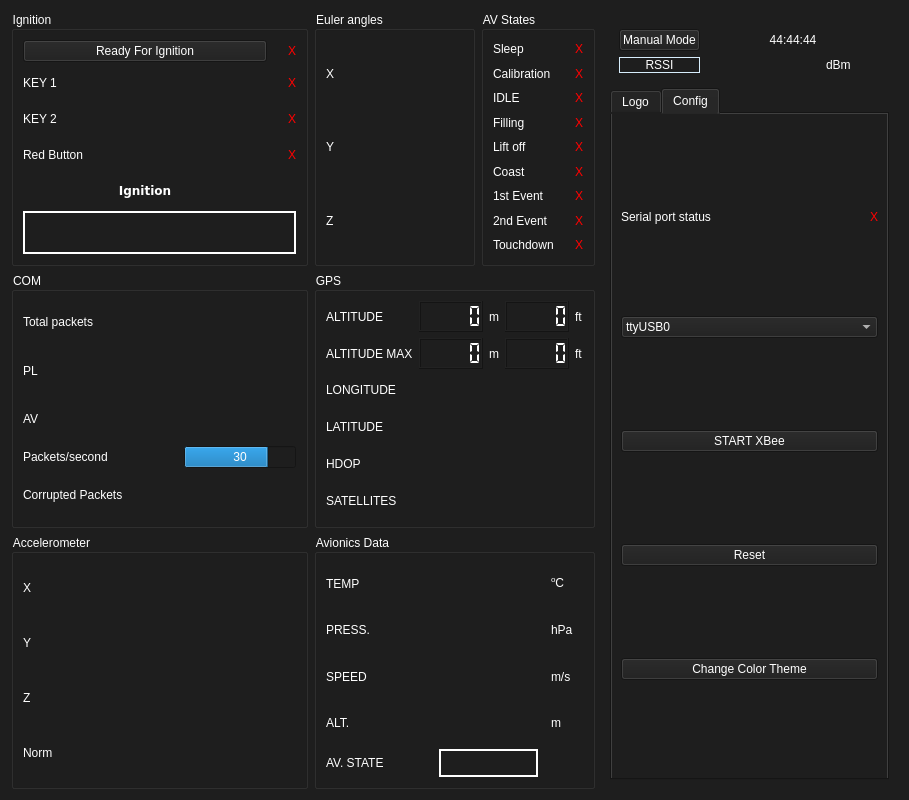
The window that UI/ui_file/WasserfallenGUI.ui (MorgesHAB/ERT2020GS) describes before a commit, drawn with Qt 5.
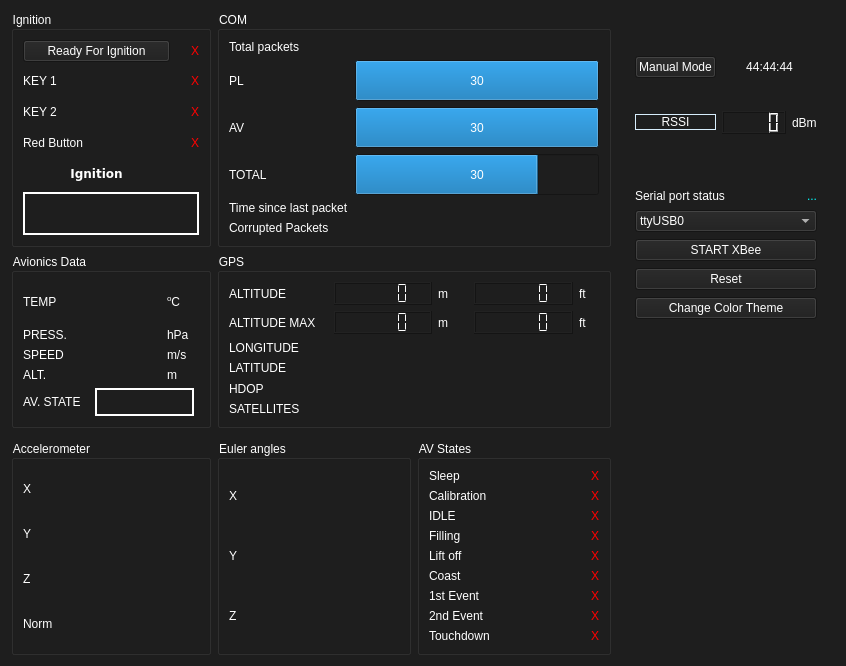
The same window after the commit. Icons and pictures are not drawn.

Diff of the .ui file:
```diff
--- a/UI/ui_file/WasserfallenGUI.ui
+++ b/UI/ui_file/WasserfallenGUI.ui
@@ -6,8 +6,8 @@
    <rect>
     <x>0</x>
     <y>0</y>
-    <width>909</width>
-    <height>800</height>
+    <width>846</width>
+    <height>666</height>
    </rect>
   </property>
   <property name="sizePolicy">
@@ -39,232 +39,156 @@
 color: rgb(255, 255, 255);</string>
   </property>
   <layout class="QGridLayout" name="gridLayout_10">
-   <item row="0" column="5" rowspan="3">
-    <widget class="QWidget" name="widget" native="true">
-     <layout class="QGridLayout" name="gridLayout_9">
+   <item row="1" column="0" rowspan="2">
+    <widget class="QGroupBox" name="avionics_box">
+     <property name="title">
+      <string>Avionics Data</string>
+     </property>
+     <layout class="QGridLayout" name="gridLayout_8">
+      <item row="3" column="0">
+       <widget class="QLabel" name="altitude_label_telemetry">
+        <property name="text">
+         <string>ALT.</string>
+        </property>
+       </widget>
+      </item>
+      <item row="2" column="0">
+       <widget class="QLabel" name="speed_label">
+        <property name="text">
+         <string>SPEED</string>
+        </property>
+       </widget>
+      </item>
       <item row="0" column="0">
-       <widget class="QWidget" name="upper_widget" native="true">
-        <layout class="QGridLayout" name="gridLayout_5">
-         <item row="0" column="0">
-          <widget class="QPushButton" name="manual_mode_button">
-           <property name="text">
-            <string>Manual Mode</string>
-           </property>
-          </widget>
-         </item>
-         <item row="2" column="1" colspan="2">
-          <widget class="QLabel" name="rssi_value_panel">
-           <property name="text">
-            <string/>
-           </property>
-           <property name="alignment">
-            <set>Qt::AlignRight|Qt::AlignTrailing|Qt::AlignVCenter</set>
-           </property>
-          </widget>
-         </item>
-         <item row="0" column="1" colspan="3">
-          <widget class="QLabel" name="time_panel">
-           <property name="minimumSize">
-            <size>
-             <width>0</width>
-             <height>0</height>
-            </size>
-           </property>
-           <property name="maximumSize">
-            <size>
-             <width>999999</width>
-             <height>16777215</height>
-            </size>
-           </property>
-           <property name="styleSheet">
-            <string notr="true"/>
-           </property>
-           <property name="text">
-            <string>44:44:44</string>
-           </property>
-           <property name="alignment">
-            <set>Qt::AlignCenter</set>
-           </property>
-          </widget>
-         </item>
-         <item row="2" column="0">
-          <widget class="QPushButton" name="request_rssi">
-           <property name="toolTip">
-            <string>&lt;html&gt;&lt;head/&gt;&lt;body&gt;&lt;p&gt;Get RSSI&lt;/p&gt;&lt;/body&gt;&lt;/html&gt;</string>
-           </property>
-           <property name="styleSheet">
-            <string notr="true">QPushButton{
-qproperty-icon: url(:/assets/rssi.png);
-qproperty-iconSize: 25px;
-font: 14pt &quot;MS Shell Dlg 2&quot;;
-border: 1px solid;
-border-color: rgb(215, 237, 252);
-border-radius: 10px;
-}
-QPushButton:hover {
-background-color: rgb(35, 35, 35); 
-border: 2px solid;
-border-color: rgb(215, 237, 252);
-}
-QPushButton:pressed {
-border: 3px solid;
-border-color: rgb(92, 242, 135);
-}
-</string>
-           </property>
-           <property name="text">
-            <string>RSSI</string>
-           </property>
-          </widget>
-         </item>
-         <item row="2" column="3">
-          <widget class="QLabel" name="dbm_label">
-           <property name="text">
-            <string>dBm</string>
-           </property>
-          </widget>
-         </item>
-        </layout>
+       <widget class="QLabel" name="temperature_label">
+        <property name="text">
+         <string>TEMP</string>
+        </property>
+       </widget>
+      </item>
+      <item row="0" column="1">
+       <widget class="QLabel" name="temperature_panel">
+        <property name="text">
+         <string/>
+        </property>
+       </widget>
+      </item>
+      <item row="1" column="1">
+       <widget class="QLabel" name="pressure_panel">
+        <property name="text">
+         <string/>
+        </property>
+       </widget>
+      </item>
+      <item row="2" column="1">
+       <widget class="QLabel" name="speed_panel">
+        <property name="text">
+         <string/>
+        </property>
+       </widget>
+      </item>
+      <item row="3" column="1">
+       <widget class="QLabel" name="altitude_panel_telemetry">
+        <property name="text">
+         <string/>
+        </property>
+       </widget>
+      </item>
+      <item row="1" column="2">
+       <widget class="QLabel" name="hpa_unit_label">
+        <property name="maximumSize">
+         <size>
+          <width>30</width>
+          <height>16777215</height>
+         </size>
+        </property>
+        <property name="text">
+         <string>hPa</string>
+        </property>
+       </widget>
+      </item>
+      <item row="0" column="2">
+       <widget class="QLabel" name="celcius_label">
+        <property name="minimumSize">
+         <size>
+          <width>32</width>
+          <height>40</height>
+         </size>
+        </property>
+        <property name="maximumSize">
+         <size>
+          <width>30</width>
+          <height>16777215</height>
+         </size>
+        </property>
+        <property name="text">
+         <string>&lt;html&gt;&lt;head/&gt;&lt;body&gt;&lt;p&gt;&lt;span style=&quot; vertical-align:super;&quot;&gt;o&lt;/span&gt;C&lt;/p&gt;&lt;/body&gt;&lt;/html&gt;</string>
+        </property>
+       </widget>
+      </item>
+      <item row="2" column="2">
+       <widget class="QLabel" name="m_s_unit_label">
+        <property name="maximumSize">
+         <size>
+          <width>30</width>
+          <height>16777215</height>
+         </size>
+        </property>
+        <property name="text">
+         <string>m/s</string>
+        </property>
        </widget>
       </item>
       <item row="4" column="0">
-       <widget class="QTabWidget" name="logo_setup_widget">
+       <widget class="QLabel" name="avionics_state_label">
+        <property name="text">
+         <string>AV. STATE</string>
+        </property>
+       </widget>
+      </item>
+      <item row="1" column="0">
+       <widget class="QLabel" name="pressure_label">
+        <property name="text">
+         <string>PRESS.</string>
+        </property>
+       </widget>
+      </item>
+      <item row="3" column="2">
+       <widget class="QLabel" name="m_unit_label_3">
         <property name="maximumSize">
          <size>
-          <width>9999</width>
-          <height>9999</height>
+          <width>30</width>
+          <height>16777215</height>
          </size>
         </property>
-        <property name="currentIndex">
-         <number>1</number>
+        <property name="text">
+         <string>m</string>
         </property>
-        <widget class="QWidget" name="logo_tab">
-         <attribute name="title">
-          <string>Logo</string>
-         </attribute>
-         <layout class="QGridLayout" name="gridLayout_12">
-          <item row="0" column="0">
-           <widget class="QLabel" name="logo">
-            <property name="toolTip">
-             <string>&lt;html&gt;&lt;head/&gt;&lt;body&gt;&lt;p&gt;Project Bella Lui 2020&lt;/p&gt;&lt;/body&gt;&lt;/html&gt;</string>
-            </property>
-            <property name="styleSheet">
-             <string notr="true">
-
-image: url(:/assets/logo.png);</string>
-            </property>
-            <property name="text">
-             <string/>
-            </property>
-           </widget>
-          </item>
-         </layout>
-        </widget>
-        <widget class="QWidget" name="config_tab">
-         <attribute name="title">
-          <string>Config</string>
-         </attribute>
-         <layout class="QGridLayout" name="gridLayout">
-          <item row="0" column="0">
-           <widget class="QLabel" name="label_7">
-            <property name="maximumSize">
-             <size>
-              <width>16777215</width>
-              <height>15</height>
-             </size>
-            </property>
-            <property name="text">
-             <string>Serial port status</string>
-            </property>
-           </widget>
-          </item>
-          <item row="0" column="1">
-           <widget class="QLabel" name="purge_close_ok_panel_2">
-            <property name="minimumSize">
-             <size>
-              <width>23</width>
-              <height>0</height>
-             </size>
-            </property>
-            <property name="maximumSize">
-             <size>
-              <width>23</width>
-              <height>16777215</height>
-             </size>
-            </property>
-            <property name="styleSheet">
-             <string notr="true">color: rgb(255, 0, 0);</string>
-            </property>
-            <property name="frameShape">
-             <enum>QFrame::NoFrame</enum>
-            </property>
-            <property name="lineWidth">
-             <number>1</number>
-            </property>
-            <property name="text">
-             <string>X</string>
-            </property>
-            <property name="alignment">
-             <set>Qt::AlignRight|Qt::AlignTrailing|Qt::AlignVCenter</set>
-            </property>
-           </widget>
-          </item>
-          <item row="4" column="0" colspan="2">
-           <widget class="QPushButton" name="change_theme">
-            <property name="text">
-             <string>Change Color Theme</string>
-            </property>
-           </widget>
-          </item>
-          <item row="1" column="0" colspan="2">
-           <widget class="QComboBox" name="serialport_selector">
-            <item>
-             <property name="text">
-              <string>ttyUSB0</string>
-             </property>
-            </item>
-            <item>
-             <property name="text">
-              <string>ttyUSB1</string>
-             </property>
-            </item>
-            <item>
-             <property name="text">
-              <string>ttyS3</string>
-             </property>
-            </item>
-            <item>
-             <property name="text">
-              <string>ttyS6</string>
-             </property>
-            </item>
-           </widget>
-          </item>
-          <item row="2" column="0" colspan="2">
-           <widget class="QPushButton" name="xbee_button">
-            <property name="minimumSize">
-             <size>
-              <width>0</width>
-              <height>0</height>
-             </size>
-            </property>
-            <property name="text">
-             <string>START XBee</string>
-            </property>
-           </widget>
-          </item>
-          <item row="3" column="0" colspan="2">
-           <widget class="QPushButton" name="reset_button">
-            <property name="toolTip">
-             <string>Resets saved data</string>
-            </property>
-            <property name="text">
-             <string>Reset</string>
-            </property>
-           </widget>
-          </item>
-         </layout>
-        </widget>
+       </widget>
+      </item>
+      <item row="4" column="1" colspan="2">
+       <widget class="QLabel" name="avionics_state_panel">
+        <property name="minimumSize">
+         <size>
+          <width>99</width>
+          <height>28</height>
+         </size>
+        </property>
+        <property name="maximumSize">
+         <size>
+          <width>99</width>
+          <height>28</height>
+         </size>
+        </property>
+        <property name="frameShape">
+         <enum>QFrame::WinPanel</enum>
+        </property>
+        <property name="text">
+         <string/>
+        </property>
+        <property name="alignment">
+         <set>Qt::AlignCenter</set>
+        </property>
        </widget>
       </item>
      </layout>
@@ -275,7 +199,7 @@
      <property name="minimumSize">
       <size>
        <width>200</width>
-       <height>0</height>
+       <height>203</height>
       </size>
      </property>
      <property name="title">
@@ -499,7 +423,214 @@
      </layout>
     </widget>
    </item>
-   <item row="1" column="2" colspan="3">
+   <item row="0" column="3" rowspan="2">
+    <widget class="QWidget" name="widget" native="true">
+     <layout class="QGridLayout" name="gridLayout_9">
+      <item row="1" column="0">
+       <widget class="QWidget" name="widget_2" native="true">
+        <layout class="QGridLayout" name="gridLayout">
+         <item row="0" column="0">
+          <widget class="QLabel" name="serial_status_label">
+           <property name="maximumSize">
+            <size>
+             <width>16777215</width>
+             <height>15</height>
+            </size>
+           </property>
+           <property name="text">
+            <string>Serial port status</string>
+           </property>
+          </widget>
+         </item>
+         <item row="3" column="0" colspan="2">
+          <widget class="QPushButton" name="reset_button">
+           <property name="toolTip">
+            <string>Resets saved data</string>
+           </property>
+           <property name="text">
+            <string>Reset</string>
+           </property>
+          </widget>
+         </item>
+         <item row="2" column="0" colspan="2">
+          <widget class="QPushButton" name="xbee_button">
+           <property name="minimumSize">
+            <size>
+             <width>0</width>
+             <height>0</height>
+            </size>
+           </property>
+           <property name="text">
+            <string>START XBee</string>
+           </property>
+          </widget>
+         </item>
+         <item row="1" column="0" colspan="2">
+          <widget class="QComboBox" name="serialport_selector">
+           <item>
+            <property name="text">
+             <string>ttyUSB0</string>
+            </property>
+           </item>
+           <item>
+            <property name="text">
+             <string>ttyUSB1</string>
+            </property>
+           </item>
+           <item>
+            <property name="text">
+             <string>ttyS3</string>
+            </property>
+           </item>
+           <item>
+            <property name="text">
+             <string>ttyS6</string>
+            </property>
+           </item>
+          </widget>
+         </item>
+         <item row="4" column="0" colspan="2">
+          <widget class="QPushButton" name="change_theme">
+           <property name="text">
+            <string>Change Color Theme</string>
+           </property>
+          </widget>
+         </item>
+         <item row="0" column="1">
+          <widget class="QLabel" name="serial_status_panel">
+           <property name="minimumSize">
+            <size>
+             <width>23</width>
+             <height>0</height>
+            </size>
+           </property>
+           <property name="maximumSize">
+            <size>
+             <width>23</width>
+             <height>16777215</height>
+            </size>
+           </property>
+           <property name="styleSheet">
+            <string notr="true">color: rgb(255, 0, 0);
+color: rgb(0, 255, 255);</string>
+           </property>
+           <property name="frameShape">
+            <enum>QFrame::NoFrame</enum>
+           </property>
+           <property name="lineWidth">
+            <number>1</number>
+           </property>
+           <property name="text">
+            <string>...</string>
+           </property>
+           <property name="alignment">
+            <set>Qt::AlignRight|Qt::AlignTrailing|Qt::AlignVCenter</set>
+           </property>
+          </widget>
+         </item>
+        </layout>
+       </widget>
+      </item>
+      <item row="0" column="0">
+       <widget class="QWidget" name="upper_widget" native="true">
+        <layout class="QGridLayout" name="gridLayout_5">
+         <item row="0" column="1" colspan="2">
+          <widget class="QLabel" name="time_panel">
+           <property name="minimumSize">
+            <size>
+             <width>0</width>
+             <height>0</height>
+            </size>
+           </property>
+           <property name="maximumSize">
+            <size>
+             <width>999999</width>
+             <height>16777215</height>
+            </size>
+           </property>
+           <property name="styleSheet">
+            <string notr="true"/>
+           </property>
+           <property name="text">
+            <string>44:44:44</string>
+           </property>
+           <property name="alignment">
+            <set>Qt::AlignCenter</set>
+           </property>
+          </widget>
+         </item>
+         <item row="0" column="0">
+          <widget class="QPushButton" name="manual_mode_button">
+           <property name="text">
+            <string>Manual Mode</string>
+           </property>
+          </widget>
+         </item>
+         <item row="2" column="0">
+          <widget class="QPushButton" name="request_rssi">
+           <property name="toolTip">
+            <string>&lt;html&gt;&lt;head/&gt;&lt;body&gt;&lt;p&gt;Get RSSI&lt;/p&gt;&lt;/body&gt;&lt;/html&gt;</string>
+           </property>
+           <property name="styleSheet">
+            <string notr="true">QPushButton{
+qproperty-icon: url(:/assets/rssi.png);
+qproperty-iconSize: 25px;
+font: 14pt &quot;MS Shell Dlg 2&quot;;
+border: 1px solid;
+border-color: rgb(215, 237, 252);
+border-radius: 10px;
+}
+QPushButton:hover {
+background-color: rgb(35, 35, 35); 
+border: 2px solid;
+border-color: rgb(215, 237, 252);
+}
+QPushButton:pressed {
+border: 3px solid;
+border-color: rgb(92, 242, 135);
+}
+</string>
+           </property>
+           <property name="text">
+            <string>RSSI</string>
+           </property>
+          </widget>
+         </item>
+         <item row="2" column="2">
+          <widget class="QLabel" name="dbm_label">
+           <property name="text">
+            <string>dBm</string>
+           </property>
+           <property name="alignment">
+            <set>Qt::AlignLeading|Qt::AlignLeft|Qt::AlignVCenter</set>
+           </property>
+          </widget>
+         </item>
+         <item row="2" column="1">
+          <widget class="QLCDNumber" name="rssi_panel"/>
+         </item>
+        </layout>
+       </widget>
+      </item>
+     </layout>
+    </widget>
+   </item>
+   <item row="2" column="3" rowspan="3">
+    <widget class="QLabel" name="logo">
+     <property name="toolTip">
+      <string>&lt;html&gt;&lt;head/&gt;&lt;body&gt;&lt;p&gt;Project Bella Lui 2020&lt;/p&gt;&lt;/body&gt;&lt;/html&gt;</string>
+     </property>
+     <property name="styleSheet">
+      <string notr="true">
+
+image: url(:/assets/logo.png);</string>
+     </property>
+     <property name="text">
+      <string/>
+     </property>
+    </widget>
+   </item>
+   <item row="1" column="1" rowspan="2" colspan="2">
     <widget class="QGroupBox" name="gps_box">
      <property name="minimumSize">
       <size>
@@ -667,122 +798,7 @@
      </layout>
     </widget>
    </item>
-   <item row="1" column="0">
-    <widget class="QGroupBox" name="com_box">
-     <property name="title">
-      <string>COM</string>
-     </property>
-     <layout class="QGridLayout" name="gridLayout_4">
-      <item row="2" column="0">
-       <widget class="QLabel" name="last_packet_nbr_label">
-        <property name="toolTip">
-         <string>&lt;html&gt;&lt;head/&gt;&lt;body&gt;&lt;p&gt;The last received packet's number (defined by TX)&lt;/p&gt;&lt;/body&gt;&lt;/html&gt;</string>
-        </property>
-        <property name="text">
-         <string>PL</string>
-        </property>
-       </widget>
-      </item>
-      <item row="4" column="0">
-       <widget class="QLabel" name="packets_second_label">
-        <property name="toolTip">
-         <string>&lt;html&gt;&lt;head/&gt;&lt;body&gt;&lt;p&gt;The number of packets received in last second&lt;/p&gt;&lt;/body&gt;&lt;/html&gt;</string>
-        </property>
-        <property name="text">
-         <string>Packets/second</string>
-        </property>
-       </widget>
-      </item>
-      <item row="4" column="1">
-       <widget class="QProgressBar" name="packets_second_bar">
-        <property name="toolTip">
-         <string>&lt;html&gt;&lt;head/&gt;&lt;body&gt;&lt;p&gt;The number of packets received in last second&lt;/p&gt;&lt;/body&gt;&lt;/html&gt;</string>
-        </property>
-        <property name="styleSheet">
-         <string notr="true"/>
-        </property>
-        <property name="maximum">
-         <number>40</number>
-        </property>
-        <property name="value">
-         <number>30</number>
-        </property>
-        <property name="invertedAppearance">
-         <bool>false</bool>
-        </property>
-        <property name="format">
-         <string>%v</string>
-        </property>
-       </widget>
-      </item>
-      <item row="1" column="0">
-       <widget class="QLabel" name="received_pack_cnt_label">
-        <property name="minimumSize">
-         <size>
-          <width>155</width>
-          <height>0</height>
-         </size>
-        </property>
-        <property name="toolTip">
-         <string>&lt;html&gt;&lt;head/&gt;&lt;body&gt;&lt;p&gt;The count of the received packets from the start of the program&lt;/p&gt;&lt;/body&gt;&lt;/html&gt;</string>
-        </property>
-        <property name="text">
-         <string>Total packets</string>
-        </property>
-       </widget>
-      </item>
-      <item row="1" column="1">
-       <widget class="QLabel" name="received_pack_cnt_panel">
-        <property name="toolTip">
-         <string>&lt;html&gt;&lt;head/&gt;&lt;body&gt;&lt;p&gt;The count of the received packets from the start of the program&lt;/p&gt;&lt;/body&gt;&lt;/html&gt;</string>
-        </property>
-        <property name="text">
-         <string/>
-        </property>
-       </widget>
-      </item>
-      <item row="6" column="0">
-       <widget class="QLabel" name="corrupted_label">
-        <property name="text">
-         <string>Corrupted Packets</string>
-        </property>
-       </widget>
-      </item>
-      <item row="6" column="1">
-       <widget class="QLabel" name="corrupted_panel">
-        <property name="text">
-         <string/>
-        </property>
-       </widget>
-      </item>
-      <item row="3" column="0">
-       <widget class="QLabel" name="last_datagram_id">
-        <property name="text">
-         <string>AV</string>
-        </property>
-       </widget>
-      </item>
-      <item row="2" column="1">
-       <widget class="QLabel" name="last_packet_number_panel">
-        <property name="toolTip">
-         <string>&lt;html&gt;&lt;head/&gt;&lt;body&gt;&lt;p&gt;The last received packet's number (defined by TX)&lt;/p&gt;&lt;/body&gt;&lt;/html&gt;</string>
-        </property>
-        <property name="text">
-         <string/>
-        </property>
-       </widget>
-      </item>
-      <item row="3" column="1">
-       <widget class="QLabel" name="last_datagram_id_panel">
-        <property name="text">
-         <string/>
-        </property>
-       </widget>
-      </item>
-     </layout>
-    </widget>
-   </item>
-   <item row="2" column="0">
+   <item row="4" column="0">
     <widget class="QGroupBox" name="accel_box">
      <property name="title">
       <string>Accelerometer</string>
@@ -874,162 +890,7 @@
      </layout>
     </widget>
    </item>
-   <item row="2" column="2" colspan="3">
-    <widget class="QGroupBox" name="avionics_box">
-     <property name="title">
-      <string>Avionics Data</string>
-     </property>
-     <layout class="QGridLayout" name="gridLayout_8">
-      <item row="3" column="0">
-       <widget class="QLabel" name="altitude_label_telemetry">
-        <property name="text">
-         <string>ALT.</string>
-        </property>
-       </widget>
-      </item>
-      <item row="2" column="0">
-       <widget class="QLabel" name="speed_label">
-        <property name="text">
-         <string>SPEED</string>
-        </property>
-       </widget>
-      </item>
-      <item row="0" column="0">
-       <widget class="QLabel" name="temperature_label">
-        <property name="text">
-         <string>TEMP</string>
-        </property>
-       </widget>
-      </item>
-      <item row="0" column="1">
-       <widget class="QLabel" name="temperature_panel">
-        <property name="text">
-         <string/>
-        </property>
-       </widget>
-      </item>
-      <item row="1" column="1">
-       <widget class="QLabel" name="pressure_panel">
-        <property name="text">
-         <string/>
-        </property>
-       </widget>
-      </item>
-      <item row="2" column="1">
-       <widget class="QLabel" name="speed_panel">
-        <property name="text">
-         <string/>
-        </property>
-       </widget>
-      </item>
-      <item row="3" column="1">
-       <widget class="QLabel" name="altitude_panel_telemetry">
-        <property name="text">
-         <string/>
-        </property>
-       </widget>
-      </item>
-      <item row="1" column="2">
-       <widget class="QLabel" name="hpa_unit_label">
-        <property name="maximumSize">
-         <size>
-          <width>30</width>
-          <height>16777215</height>
-         </size>
-        </property>
-        <property name="text">
-         <string>hPa</string>
-        </property>
-       </widget>
-      </item>
-      <item row="0" column="2">
-       <widget class="QLabel" name="celcius_label">
-        <property name="minimumSize">
-         <size>
-          <width>32</width>
-          <height>40</height>
-         </size>
-        </property>
-        <property name="maximumSize">
-         <size>
-          <width>30</width>
-          <height>16777215</height>
-         </size>
-        </property>
-        <property name="text">
-         <string>&lt;html&gt;&lt;head/&gt;&lt;body&gt;&lt;p&gt;&lt;span style=&quot; vertical-align:super;&quot;&gt;o&lt;/span&gt;C&lt;/p&gt;&lt;/body&gt;&lt;/html&gt;</string>
-        </property>
-       </widget>
-      </item>
-      <item row="2" column="2">
-       <widget class="QLabel" name="m_s_unit_label">
-        <property name="maximumSize">
-         <size>
-          <width>30</width>
-          <height>16777215</height>
-         </size>
-        </property>
-        <property name="text">
-         <string>m/s</string>
-        </property>
-       </widget>
-      </item>
-      <item row="4" column="0">
-       <widget class="QLabel" name="avionics_state_label">
-        <property name="text">
-         <string>AV. STATE</string>
-        </property>
-       </widget>
-      </item>
-      <item row="1" column="0">
-       <widget class="QLabel" name="pressure_label">
-        <property name="text">
-         <string>PRESS.</string>
-        </property>
-       </widget>
-      </item>
-      <item row="3" column="2">
-       <widget class="QLabel" name="m_unit_label_3">
-        <property name="maximumSize">
-         <size>
-          <width>30</width>
-          <height>16777215</height>
-         </size>
-        </property>
-        <property name="text">
-         <string>m</string>
-        </property>
-       </widget>
-      </item>
-      <item row="4" column="1" colspan="2">
-       <widget class="QLabel" name="avionics_state_panel">
-        <property name="minimumSize">
-         <size>
-          <width>99</width>
-          <height>28</height>
-         </size>
-        </property>
-        <property name="maximumSize">
-         <size>
-          <width>99</width>
-          <height>28</height>
-         </size>
-        </property>
-        <property name="frameShape">
-         <enum>QFrame::WinPanel</enum>
-        </property>
-        <property name="text">
-         <string/>
-        </property>
-        <property name="alignment">
-         <set>Qt::AlignCenter</set>
-        </property>
-       </widget>
-      </item>
-     </layout>
-    </widget>
-   </item>
-   <item row="0" column="4">
+   <item row="4" column="2">
     <widget class="QGroupBox" name="av_states_box">
      <property name="title">
       <string>AV States</string>
@@ -1332,7 +1193,7 @@
      </layout>
     </widget>
    </item>
-   <item row="0" column="2" colspan="2">
+   <item row="4" column="1">
     <widget class="QGroupBox" name="euler_box">
      <property name="title">
       <string>Euler angles</string>
@@ -1401,6 +1262,180 @@
      </layout>
     </widget>
    </item>
+   <item row="0" column="1" colspan="2">
+    <widget class="QGroupBox" name="com_box">
+     <property name="title">
+      <string>COM</string>
+     </property>
+     <layout class="QGridLayout" name="gridLayout_4">
+      <item row="0" column="0" colspan="2">
+       <widget class="QLabel" name="received_pack_cnt_label">
+        <property name="minimumSize">
+         <size>
+          <width>155</width>
+          <height>0</height>
+         </size>
+        </property>
+        <property name="toolTip">
+         <string>&lt;html&gt;&lt;head/&gt;&lt;body&gt;&lt;p&gt;The count of the received packets from the start of the program&lt;/p&gt;&lt;/body&gt;&lt;/html&gt;</string>
+        </property>
+        <property name="text">
+         <string>Total packets</string>
+        </property>
+       </widget>
+      </item>
+      <item row="5" column="0">
+       <widget class="QLabel" name="corrupted_label">
+        <property name="text">
+         <string>Corrupted Packets</string>
+        </property>
+       </widget>
+      </item>
+      <item row="2" column="0">
+       <widget class="QLabel" name="last_datagram_id">
+        <property name="text">
+         <string>AV</string>
+        </property>
+       </widget>
+      </item>
+      <item row="1" column="1" colspan="2">
+       <widget class="QProgressBar" name="pl_packets_second_bar">
+        <property name="sizePolicy">
+         <sizepolicy hsizetype="Expanding" vsizetype="Expanding">
+          <horstretch>0</horstretch>
+          <verstretch>0</verstretch>
+         </sizepolicy>
+        </property>
+        <property name="toolTip">
+         <string>&lt;html&gt;&lt;head/&gt;&lt;body&gt;&lt;p&gt;The number of packets received in last second&lt;/p&gt;&lt;/body&gt;&lt;/html&gt;</string>
+        </property>
+        <property name="styleSheet">
+         <string notr="true"/>
+        </property>
+        <property name="maximum">
+         <number>30</number>
+        </property>
+        <property name="value">
+         <number>30</number>
+        </property>
+        <property name="invertedAppearance">
+         <bool>false</bool>
+        </property>
+        <property name="format">
+         <string>%v</string>
+        </property>
+       </widget>
+      </item>
+      <item row="0" column="2">
+       <widget class="QLabel" name="received_pack_cnt_panel">
+        <property name="toolTip">
+         <string>&lt;html&gt;&lt;head/&gt;&lt;body&gt;&lt;p&gt;The count of the received packets from the start of the program&lt;/p&gt;&lt;/body&gt;&lt;/html&gt;</string>
+        </property>
+        <property name="text">
+         <string/>
+        </property>
+       </widget>
+      </item>
+      <item row="1" column="0">
+       <widget class="QLabel" name="pl_packet_label">
+        <property name="toolTip">
+         <string>&lt;html&gt;&lt;head/&gt;&lt;body&gt;&lt;p&gt;The last received packet's number (defined by TX)&lt;/p&gt;&lt;/body&gt;&lt;/html&gt;</string>
+        </property>
+        <property name="text">
+         <string>PL</string>
+        </property>
+       </widget>
+      </item>
+      <item row="2" column="1" colspan="2">
+       <widget class="QProgressBar" name="av_packets_second_bar">
+        <property name="sizePolicy">
+         <sizepolicy hsizetype="Expanding" vsizetype="Expanding">
+          <horstretch>0</horstretch>
+          <verstretch>0</verstretch>
+         </sizepolicy>
+        </property>
+        <property name="toolTip">
+         <string>&lt;html&gt;&lt;head/&gt;&lt;body&gt;&lt;p&gt;The number of packets received in last second&lt;/p&gt;&lt;/body&gt;&lt;/html&gt;</string>
+        </property>
+        <property name="styleSheet">
+         <string notr="true"/>
+        </property>
+        <property name="maximum">
+         <number>30</number>
+        </property>
+        <property name="value">
+         <number>30</number>
+        </property>
+        <property name="invertedAppearance">
+         <bool>false</bool>
+        </property>
+        <property name="format">
+         <string>%v</string>
+        </property>
+       </widget>
+      </item>
+      <item row="3" column="0">
+       <widget class="QLabel" name="packets_second_label">
+        <property name="toolTip">
+         <string>&lt;html&gt;&lt;head/&gt;&lt;body&gt;&lt;p&gt;The number of packets received in last second&lt;/p&gt;&lt;/body&gt;&lt;/html&gt;</string>
+        </property>
+        <property name="text">
+         <string>TOTAL</string>
+        </property>
+       </widget>
+      </item>
+      <item row="3" column="1" colspan="2">
+       <widget class="QProgressBar" name="packets_second_bar">
+        <property name="sizePolicy">
+         <sizepolicy hsizetype="Expanding" vsizetype="Expanding">
+          <horstretch>0</horstretch>
+          <verstretch>0</verstretch>
+         </sizepolicy>
+        </property>
+        <property name="toolTip">
+         <string>&lt;html&gt;&lt;head/&gt;&lt;body&gt;&lt;p&gt;The number of packets received in last second&lt;/p&gt;&lt;/body&gt;&lt;/html&gt;</string>
+        </property>
+        <property name="styleSheet">
+         <string notr="true"/>
+        </property>
+        <property name="maximum">
+         <number>40</number>
+        </property>
+        <property name="value">
+         <number>30</number>
+        </property>
+        <property name="invertedAppearance">
+         <bool>false</bool>
+        </property>
+        <property name="format">
+         <string>%v</string>
+        </property>
+       </widget>
+      </item>
+      <item row="4" column="0">
+       <widget class="QLabel" name="time_since_last_label">
+        <property name="text">
+         <string>Time since last packet</string>
+        </property>
+       </widget>
+      </item>
+      <item row="4" column="1" colspan="2">
+       <widget class="QLabel" name="time_since_last_panel">
+        <property name="text">
+         <string/>
+        </property>
+       </widget>
+      </item>
+      <item row="5" column="1" colspan="2">
+       <widget class="QLabel" name="corrupted_panel">
+        <property name="text">
+         <string/>
+        </property>
+       </widget>
+      </item>
+     </layout>
+    </widget>
+   </item>
   </layout>
  </widget>
  <resources>
```
